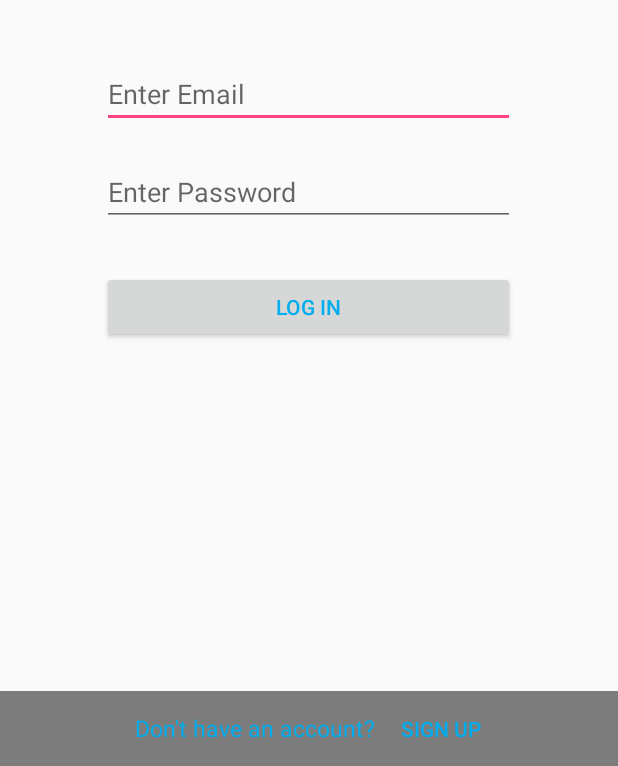
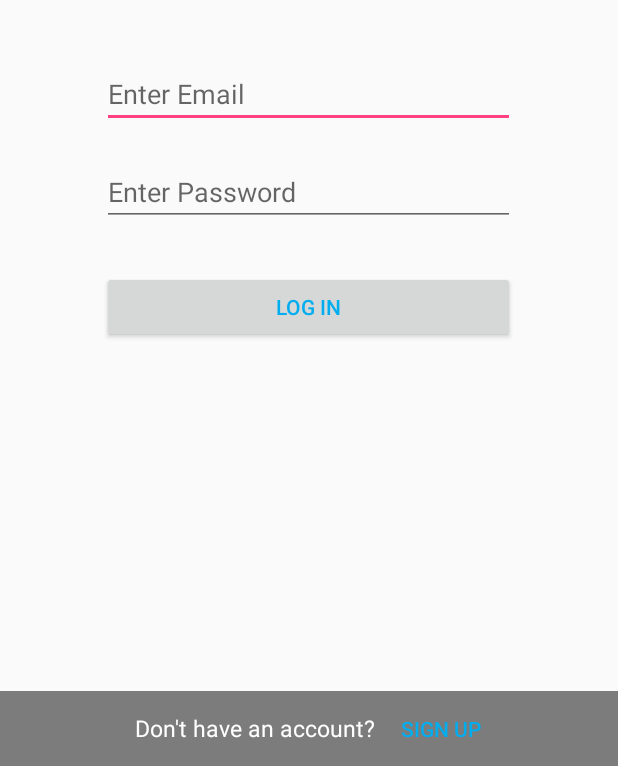
Before and after one commit to illphil610/TutorU, an Android app: the screen it shows after launch (LoginActivity), on a phone screen of 412 x 824 dp, the part 470-1236 px from its top. Run offline under Robolectric (Android 15) with nearby library versions, the phone set to English and light mode, and no system bars; our stand-ins replace Firebase (no records; nobody signed in at launch, a user with empty details on screens opened directly); libraries missing offline, so code that uses them is left out: org.jetbrains.anko; 4 statements that could not run were skipped.

Commit message:
Changed "Dont have an account" font to be white instead of blue so its easier to read

```diff
--- a/app/src/main/res/layout/activity_login.xml
+++ b/app/src/main/res/layout/activity_login.xml
@@ -78,9 +78,9 @@
                 android:layout_height="wrap_content"
                 android:layout_gravity="center"
                 android:layout_marginStart="90dp"
-                android:textColor="#00ADEF"
-                android:textSize="15sp"
-                android:text="@string/don_t_have_an_account"/>
+                android:text="@string/don_t_have_an_account"
+                android:textColor="@android:color/white"
+                android:textSize="15sp" />
 
             <Button
                 android:id="@+id/signupButton"
```
